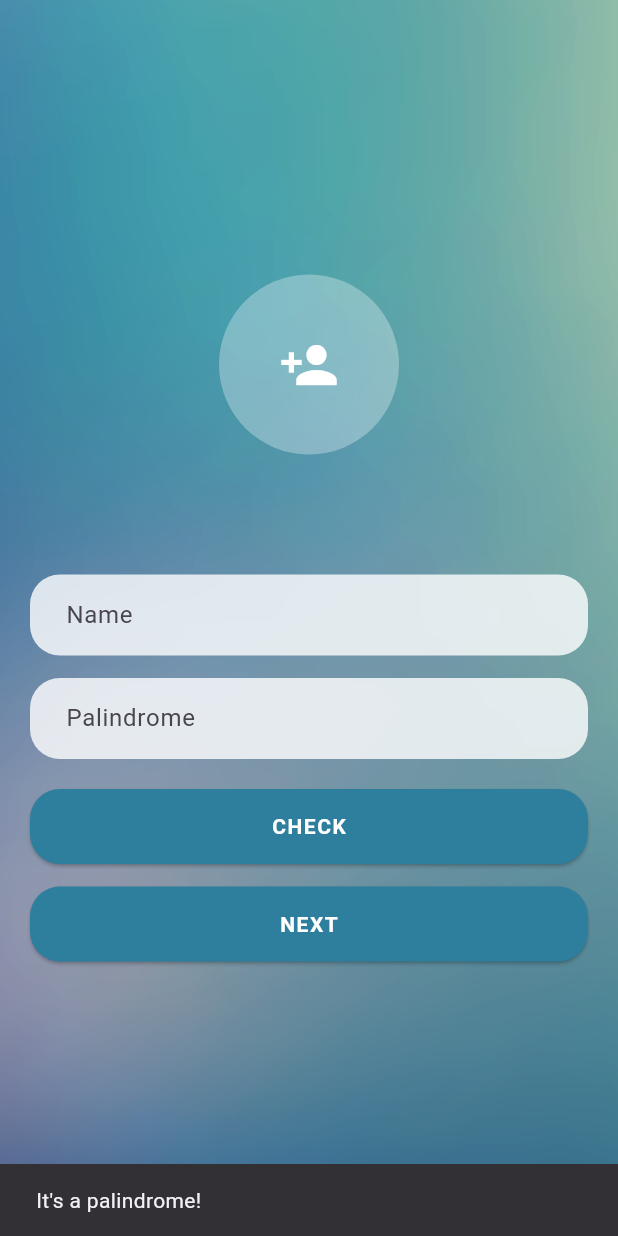
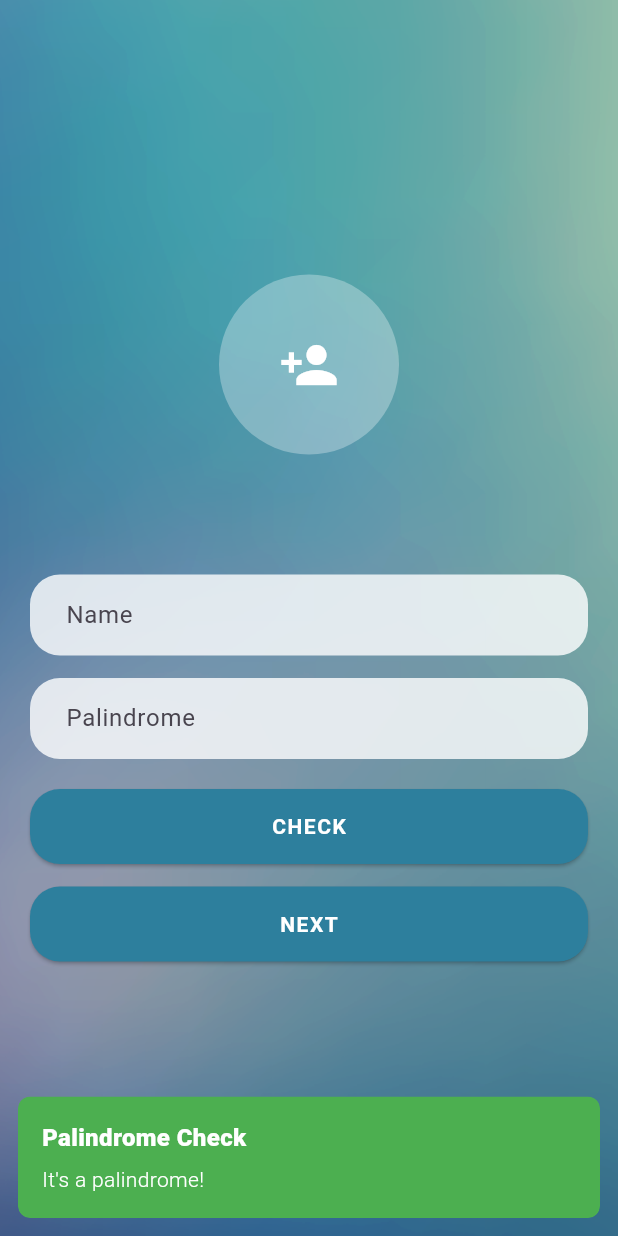
Before and after one commit to rezqybelva21/Suitmedia-Intern-Test, a Flutter app: the screen it shows after launch, after a tap on "CHECK", on a phone screen of 412 x 824 dp. Run offline on Flutter 3.47's test engine with Material 3 defaults, Android fonts, the phone set to English and light mode, and no system bars; our stand-ins replace get; network calls fail.

Commit message:
Simple Apps

```diff
--- a/lib/controllers/user_controller.dart
+++ b/lib/controllers/user_controller.dart
@@ -13,4 +13,8 @@ class UserController extends GetxController {
     this.email.value = newEmail;
     this.avatar.value = newAvatar;
   }
+
+  void setInitialUsername(String username) {
+    initialUsername.value = username;
+  }
 }
--- a/lib/home.dart
+++ b/lib/home.dart
@@ -67,39 +67,44 @@ class HomePage extends StatelessWidget {
 
                   SizedBox(
                     width: double.infinity,
-                    child: ElevatedButton(onPressed: () {
-                      String text = palindromeController.text;
+                    child: ElevatedButton(
+                      onPressed: () {
+                        String text = palindromeController.text.trim();
                         String normalized = text
                             .toLowerCase()
                             .replaceAll(RegExp(r'[^a-z]'), '');
                         String reversed = normalized.split('').reversed.join();
                         bool isPalindrome = normalized == reversed;
 
-                      ScaffoldMessenger.of(context).showSnackBar(
-                        SnackBar(
-                            content: Text(
+                        Get.snackbar(
+                          "Palindrome Check",
                           isPalindrome ? "It's a palindrome!" : "Not a palindrome.",
-                            ),
-                        ),
+                          snackPosition: SnackPosition.BOTTOM,
+                          backgroundColor: isPalindrome ? Colors.green : Colors.redAccent,
+                          colorText: Colors.white,
+                          margin: const EdgeInsets.all(12),
+                          borderRadius: 8,
+                          duration: const Duration(seconds: 2),
                         );
                       },
                       style: ElevatedButton.styleFrom(
-                          padding: EdgeInsets.symmetric(horizontal: 20, vertical: 15),
-                          backgroundColor: Color(0xFF2D7F9D),
+                        padding: const EdgeInsets.symmetric(horizontal: 20, vertical: 15),
+                        backgroundColor: const Color(0xFF2D7F9D),
                         shape: RoundedRectangleBorder(
                           borderRadius: BorderRadius.circular(20),
-                          )
                         ),
-                        child: Text(
+                      ),
+                      child: const Text(
                         "CHECK",
                         style: TextStyle(
                           color: Colors.white,
                           letterSpacing: 1,
                           fontWeight: FontWeight.bold,
-                            )
                         ),
                       ),
                     ),
+                  ),
+
                   SizedBox(height: 15),
 
                   SizedBox(
--- a/lib/select_user.dart
+++ b/lib/select_user.dart
@@ -29,7 +29,7 @@ class SelectUser extends StatelessWidget {
     return Scaffold(
       appBar: AppBar(
         title: Text(
-          'Select User',
+          'Third Screen',
           style: TextStyle(
             color: Colors.black,
             fontWeight: FontWeight.bold,
```
Lines whose indentation alone changed are shown as unchanged.
